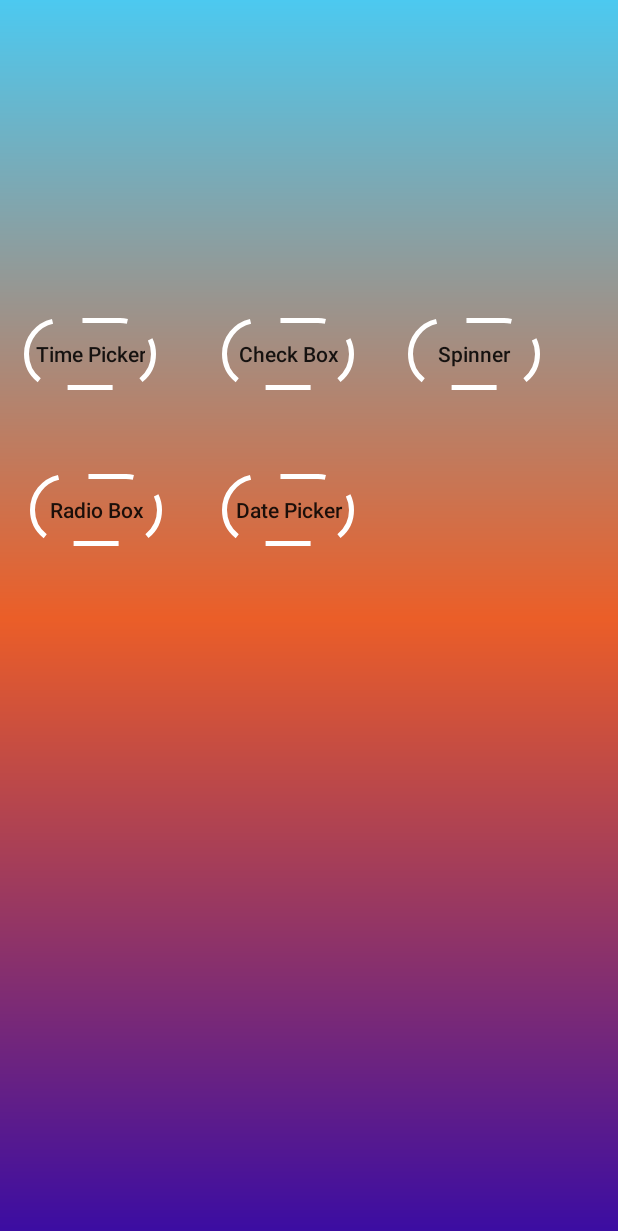
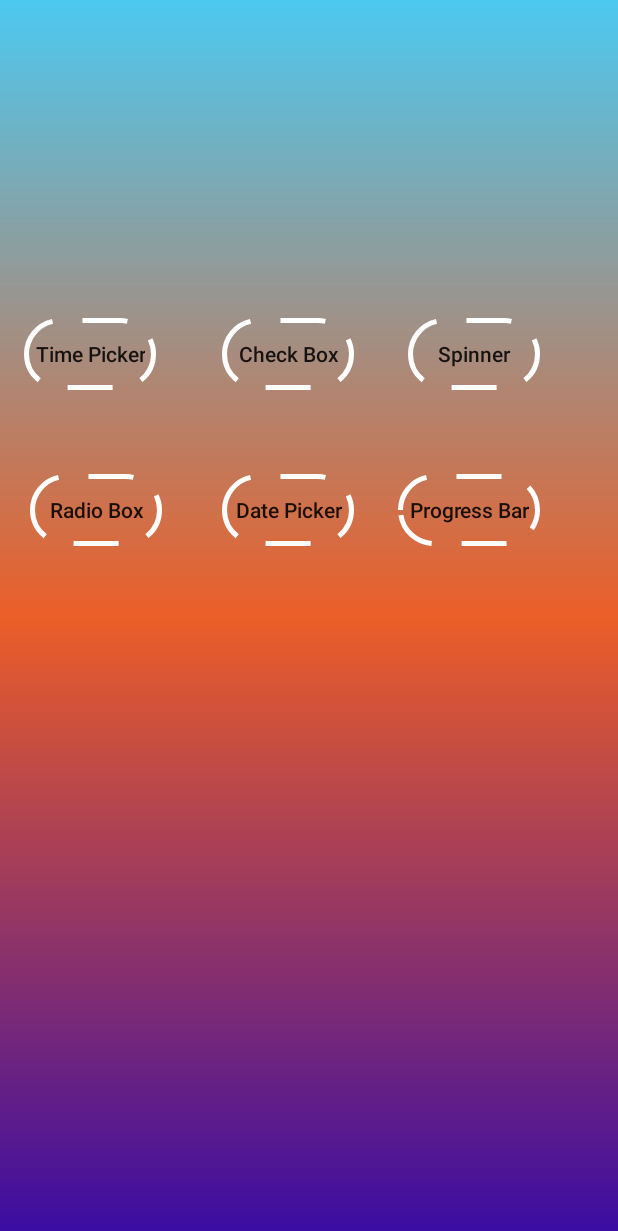
Before and after one commit to aparpEdu/Android-Widgets, an Android app: the screen it shows after launch (MainActivity), on a phone screen of 412 x 824 dp. Shown: the top 1231 px of the screen. Run offline under Robolectric (Android 15) with nearby library versions, the phone set to English and light mode, and no system bars.

Commit message:
Progress Bar widget added

```diff
--- a/app/src/main/AndroidManifest.xml
+++ b/app/src/main/AndroidManifest.xml
@@ -14,6 +14,9 @@
         tools:targetApi="31">
         <activity
             android:name=".DatePickerWidget"
+            android:exported="false" />
+        <activity
+            android:name=".ProgressBarWidget"
             android:exported="false" />
         <activity
             android:name=".RadioBoxWidget"
--- a/app/src/main/java/com/example/widgetsapp/MainActivity.java
+++ b/app/src/main/java/com/example/widgetsapp/MainActivity.java
@@ -13,6 +13,7 @@ public class MainActivity extends AppCompatActivity {
     Button button3;
     Button button5;
     Button button6;
+    Button button7;
 
     @Override
     protected void onCreate(Bundle savedInstanceState) {
@@ -23,10 +24,12 @@ public class MainActivity extends AppCompatActivity {
         button3 = findViewById(R.id.button3);
         button5 = findViewById(R.id.button5);
         button6 = findViewById(R.id.button6);
+        button7 = findViewById(R.id.button7);
         button1.setOnClickListener(view -> startActivity(new Intent(this, TimePickerWidget.class)));
         button2.setOnClickListener(view -> startActivity(new Intent(this, CheckBoxWidget.class)));
         button3.setOnClickListener(view -> startActivity(new Intent(this, SpinnerWidget.class)));
         button5.setOnClickListener(view -> startActivity(new Intent(this, RadioBoxWidget.class)));
         button6.setOnClickListener(view -> startActivity(new Intent(this, DatePickerWidget.class)));
+        button7.setOnClickListener(view -> startActivity(new Intent(this, ProgressBarWidget.class)));
     }
 }
--- a/app/src/main/res/layout/activity_main.xml
+++ b/app/src/main/res/layout/activity_main.xml
@@ -6,6 +6,19 @@
     android:layout_height="match_parent"
     android:background="@drawable/wallpapah"
     tools:context=".MainActivity">
+
+    <Button
+        android:id="@+id/button7"
+        android:layout_width="wrap_content"
+        android:layout_height="wrap_content"
+        android:layout_marginTop="316dp"
+        android:layout_marginEnd="52dp"
+        android:background="@drawable/frame_text"
+        android:padding="7dp"
+        android:text="Progress Bar"
+        android:textAllCaps="false"
+        app:layout_constraintEnd_toEndOf="parent"
+        app:layout_constraintTop_toTopOf="parent" />
 
     <Button
         android:id="@+id/button"
--- a/app/src/main/res/values/strings.xml
+++ b/app/src/main/res/values/strings.xml
@@ -14,6 +14,10 @@
     <string name="pick_time">Pick time</string>
     <string name="date_picker">Date Picker</string>
     <string name="select_date">Select Date</string>
+    <string name="max">MAX</string>
+    <string name="min">MIN</string>
+    <string name="_25">+25</string>
+    <string name="_25minus">-25</string>
     <string-array name="color">
         <item>green</item>
         <item>red</item>
```
Also changed, not shown: app/src/main/java/com/example/widgetsapp/ProgressBarWidget.java (added, +30 -0 lines), app/src/main/res/layout/activity_progress_bar.xml (added, +62 -0 lines).
